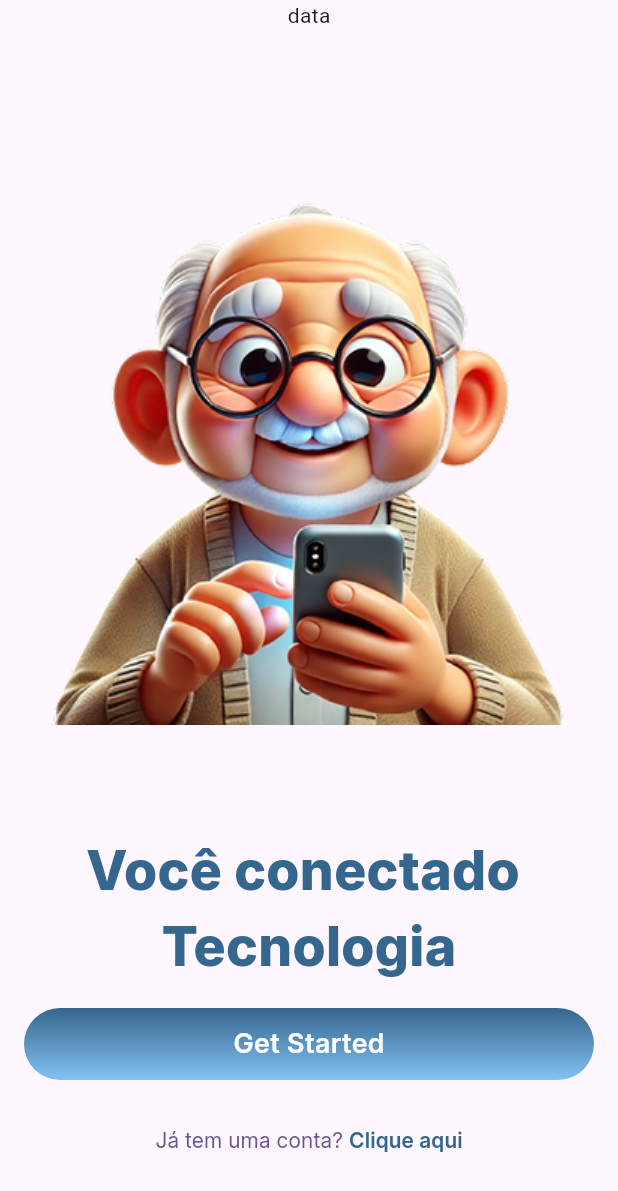
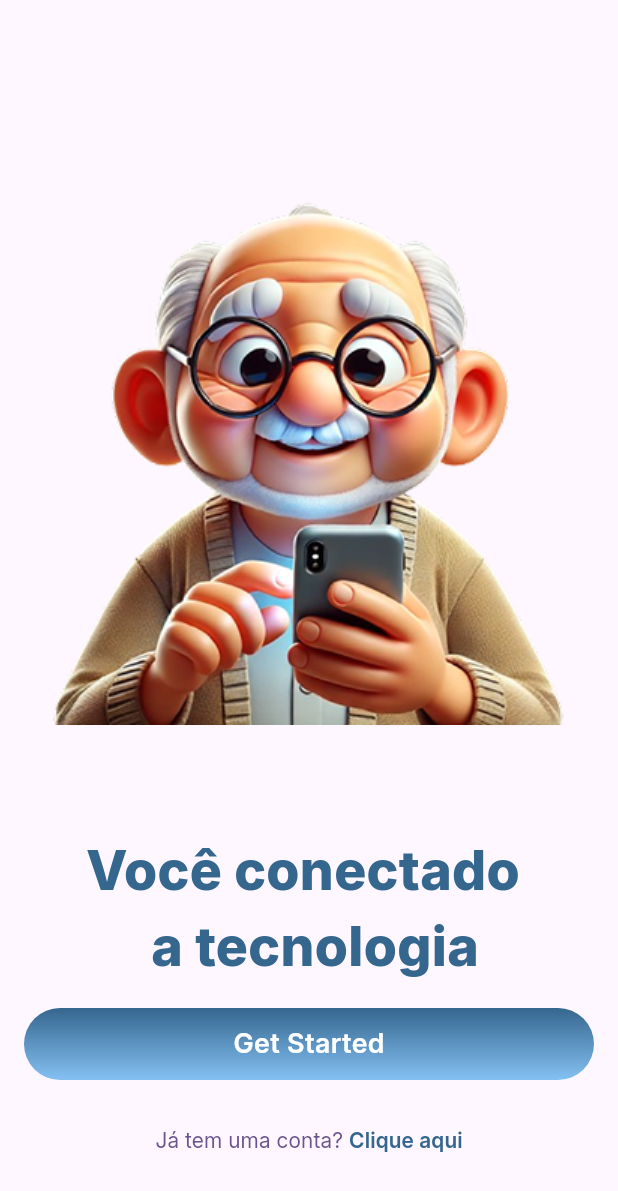
Before and after one commit to JoaoPaolinelli/idoso_tech, a Flutter app: the SignInPage screen opened directly, on a phone screen of 412 x 824 dp. Shown: the top 1191 px of the screen. Run offline on Flutter 3.47's test engine with Material 3 defaults, Android fonts, the light colour scheme and no system bars; our stand-ins replace dio, font_awesome_flutter, youtube_player_flutter.

Commit message:
init text changed

```diff
--- a/front-end/lib/main.dart
+++ b/front-end/lib/main.dart
@@ -23,7 +23,7 @@ class MyApp extends StatelessWidget {
         colorScheme: ColorScheme.fromSeed(seedColor: Colors.deepPurple),
         useMaterial3: true,
       ),
-      home: NewUser(),
+      home: SignInPage(),
       debugShowCheckedModeBanner: false,
     );
   }
--- a/front-end/lib/pages/onboarding/new_user.dart
+++ b/front-end/lib/pages/onboarding/new_user.dart
@@ -40,9 +40,6 @@ class NewUser extends StatelessWidget {
                     CustomTextFormField(),
                     CustomTextFormField(),
                     CustomTextFormField(),
-                    CustomTextFormField(),
-                    CustomTextFormField(),
-                    CustomTextFormField(),
 
                   ],
                 ))
--- a/front-end/lib/pages/onboarding/sign_in_page.dart
+++ b/front-end/lib/pages/onboarding/sign_in_page.dart
@@ -16,7 +16,7 @@ class SignInPage extends StatelessWidget {
           child: Column(
             children: [
               SizedBox(
-                child: Text('data'),
+                // child: Text('data'),
                 height: 60,
               ),
               Expanded(
@@ -29,7 +29,8 @@ class SignInPage extends StatelessWidget {
 
               Text('Você conectado ',style: AppTextStyles.mediumText.copyWith(color: AppColors.appPrimaryColor),),
 
-              Text('Tecnologia', style: AppTextStyles.mediumText.copyWith(color: AppColors.appPrimaryColor),),
+              Text(' a tecnologia', style: AppTextStyles.mediumText.copyWith(color: AppColors.appPrimaryColor),),
+
 
               Padding(padding:
               EdgeInsets.all(16.0),
```
